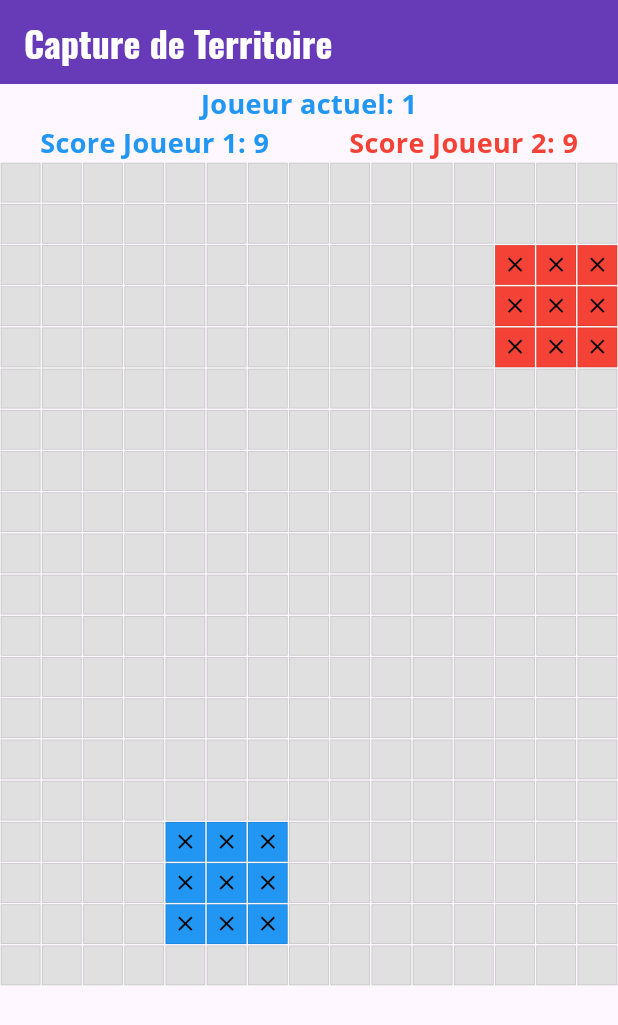
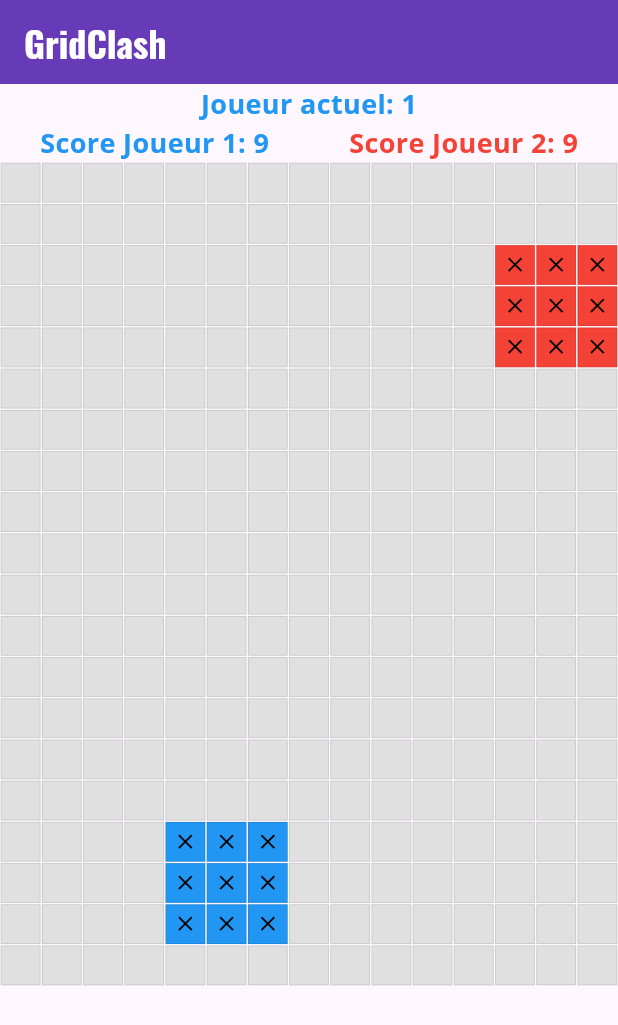
Before and after one commit to Foreveratu/GridClash, a Flutter app: the screen it shows after launch, on a phone screen of 412 x 824 dp. Shown: the top 1025 px of the screen. Run offline on Flutter 3.47's test engine with Material 3 defaults, Android fonts, the phone set to English and light mode, and no system bars; our stand-ins replace google_fonts.

Commit message:
Update title and remove unused comment

```diff
--- a/lib/main.dart
+++ b/lib/main.dart
@@ -8,28 +8,12 @@ void main() {
   // Fix 1: Use gridclash package name
   runApp(
     ChangeNotifierProvider(
-      create: (context) => GameState(gridWidth: 15, gridHeight: 20), // Provide GameState
+      create: (context) =>
+          GameState(gridWidth: 15, gridHeight: 20), // Provide GameState
       child: const MyApp(gridWidth: 15, gridHeight: 20),
     ),
   );
 }
-
-// ThemeProvider class to manage the theme state (Assuming you still use this or similar)
-// class ThemeProvider with ChangeNotifier {
-//   ThemeMode _themeMode = ThemeMode.system; // Default to system theme
-
-//   ThemeMode get themeMode => _themeMode;
-
-//   void toggleTheme() {
-//     _themeMode = _themeMode == ThemeMode.light ? ThemeMode.dark : ThemeMode.light;
-//     notifyListeners();
-//   }
-
-//   void setSystemTheme() {
-//     _themeMode = ThemeMode.system;
-//     notifyListeners();
-//   }
-// }
 
 class MyApp extends StatelessWidget {
   final int gridWidth;
@@ -133,7 +117,7 @@ class MyHomePage extends StatelessWidget {
   Widget build(BuildContext context) {
     return Scaffold(
       appBar: AppBar(
-        title: const Text('Capture de Territoire'), // Votre titre
+        title: const Text('GridClash'), // Votre titre
       ),
       body: Consumer<GameState>(
         // Utiliser Consumer pour écouter les changements dans GameState
```
